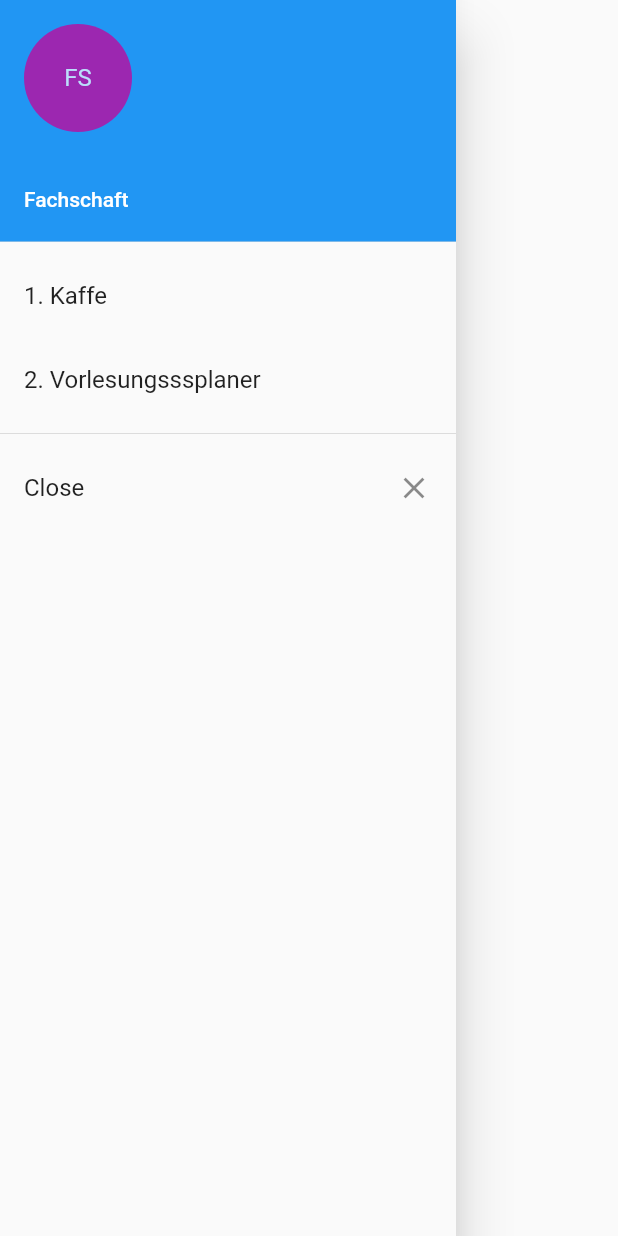
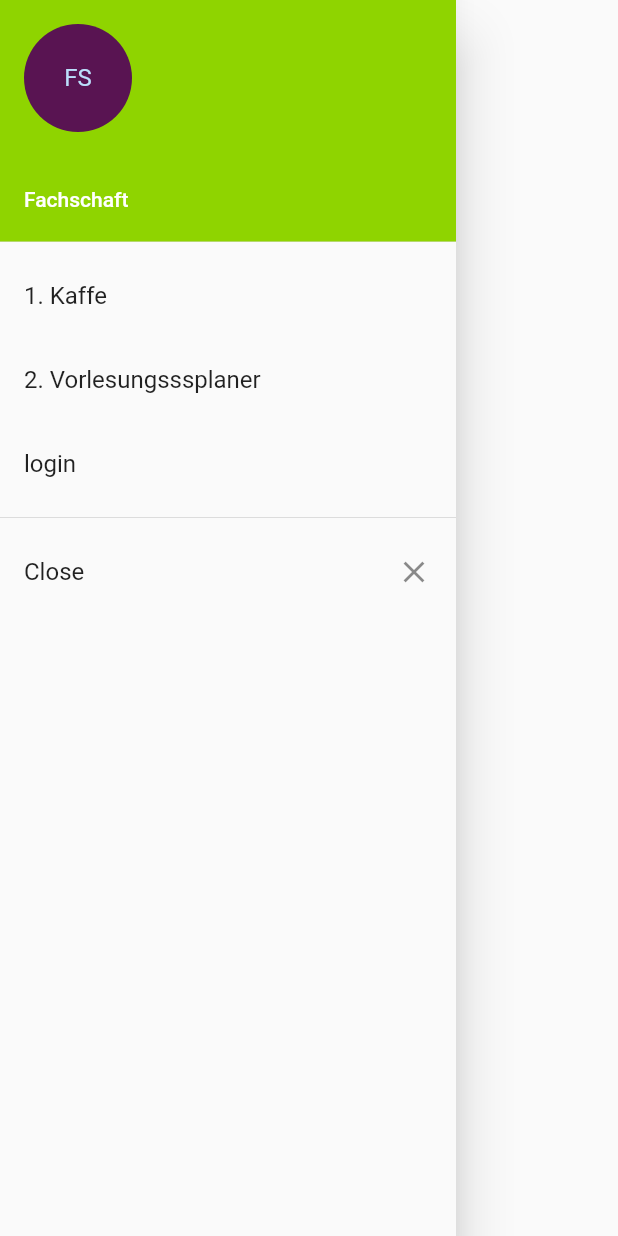
Before and after one commit to faensi/FIWStudiApp, a Flutter app: the NavDrawer widget shown alone on an empty page, opened directly, on a phone screen of 412 x 824 dp. Run offline on Flutter 3.47's test engine with Material 2 defaults, Android fonts, the phone set to English and light mode, and no system bars.

Commit message:
add login to Navdrawer

```diff
--- a/lib/UI/NavDrawer.dart
+++ b/lib/UI/NavDrawer.dart
@@ -1,26 +1,31 @@
 import 'package:FIW_Studi_App/KaffeeView.dart';
+import 'package:FIW_Studi_App/UI/Colors.dart';
 
 import 'package:FIW_Studi_App/VorlesungsplanerView.dart';
 import 'package:flutter/material.dart';
+import 'package:FIW_Studi_App/UI/LoginForm.dart';
 
 class NavDrawer extends StatelessWidget {
   @override
   Widget build(BuildContext context) {
     return Drawer(
-      child: new ListView(
+      child:  ListView(
         padding: EdgeInsets.zero,
         children: <Widget>[
           //fslogin --> true
 
-          new UserAccountsDrawerHeader(
+           UserAccountsDrawerHeader(
             accountName: new Text("Fachschaft"),
             accountEmail: null,
             currentAccountPicture: new CircleAvatar(
-              backgroundColor: Colors.purple,
+              backgroundColor: studiApppurple,
               child: new Text("FS"),
             ),
+            decoration: BoxDecoration(
+              color: studiAppGreen,
+            ),
           ),
-          new ListTile(
+           ListTile(
             title: new Text("1. Kaffe"),
             onTap: () {
               Navigator.push(
@@ -29,7 +34,7 @@ class NavDrawer extends StatelessWidget {
               );
             },
           ),
-          new ListTile(
+          ListTile(
             title: new Text("2. Vorlesungsssplaner"),
             onTap: () {
               Navigator.push(
@@ -38,8 +43,17 @@ class NavDrawer extends StatelessWidget {
               );
             },
           ),
-          new Divider(),
           new ListTile(
+            title: new Text("login"),
+            onTap: () {
+              Navigator.push(
+                context,
+                MaterialPageRoute(builder: (context) => LoginForm()),
+              );
+            },
+          ),
+           Divider(),
+           ListTile(
             title: new Text("Close"),
             trailing: new Icon(Icons.close),
           ),
```
